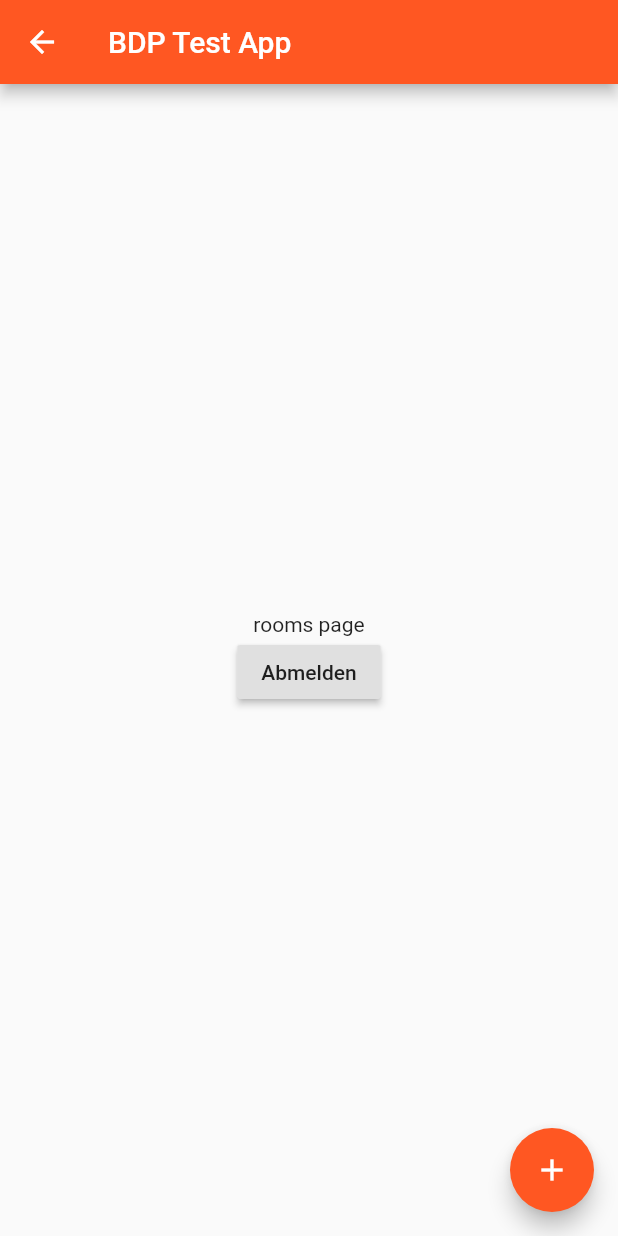
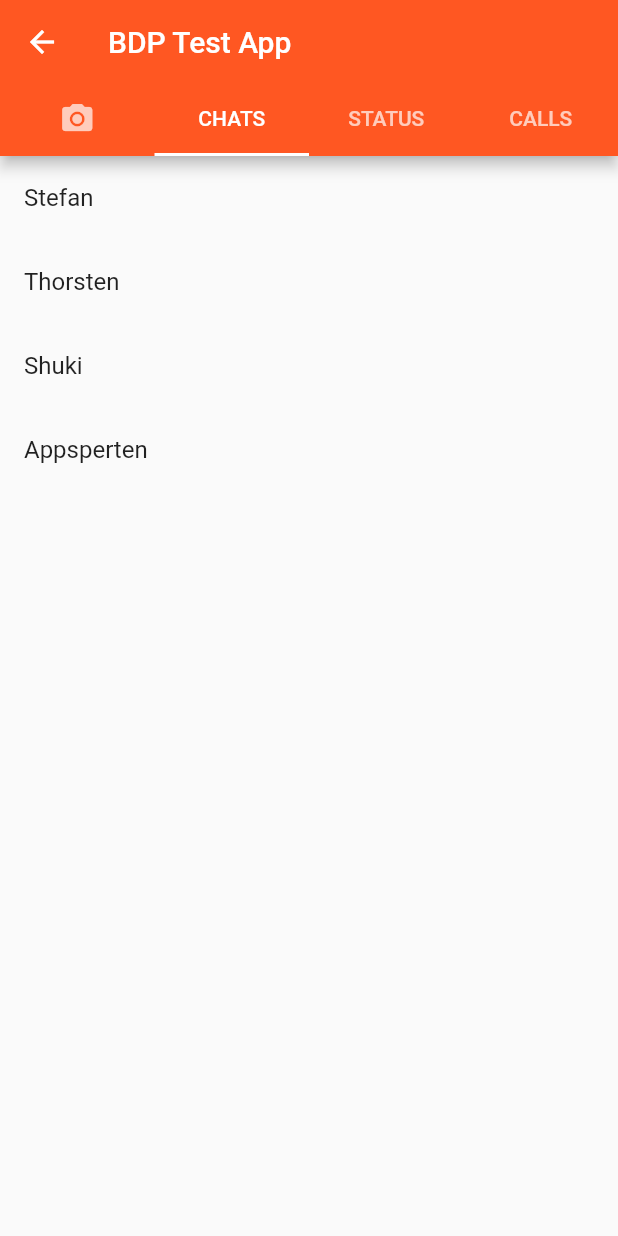
Before and after one commit to shukon/BDP, a Flutter app: the RoomsPage screen opened by its route, on a phone screen of 412 x 824 dp. Run offline on Flutter 3.47's test engine with Material 2 defaults, Android fonts, the light colour scheme and no system bars.

Commit message:
Add chat rooms landing page with default users

```diff
--- a/bdp_app/lib/pages/pages.login.dart
+++ b/bdp_app/lib/pages/pages.login.dart
@@ -1,3 +1,4 @@
+import 'package:bdp_app/pages/pages.rooms.dart';
 import 'package:flutter/material.dart';
 import 'package:flutter/services.dart';
 
@@ -59,22 +60,26 @@ class _LoginPageState extends State<LoginPage> {
 
   Future _loginButtonPressed() async {
     setState(() {
-      if (_username == "stefan" && _password == "1234") {
+      // Check if login data is valid: pretty secure at the moment, probably fine for deployment
+      var validLogins = {"stefan" : "1234",
+                         "shuki" : "aaa",
+                         "thorsten" : "passwort"};
+      if (validLogins.containsKey(_username) && validLogins[_username] == _password){
         _loginSuccess = true;
-        //Navigator.pushNamed(context, 'rooms');
-        //_loginMesibo(_username);
       } else {
         showDialog(
             context: context,
             barrierDismissible: true,
             builder: (BuildContext context) {
               return AlertDialog(
-                  title: new Text("Benuztername oda Paswoat falsch"));
+                  title: new Text("Benuztername oder Passwort nicht nicht falsch"));
             });
       }
     });
     if (_loginSuccess) {
-      Navigator.pushNamed(context, 'rooms');
+      Navigator.push(context, MaterialPageRoute(builder: (context) {
+        return RoomsPage(username : _username); // passing data to chat room
+      }));
       _loginMesibo(_username);
     }
   }
--- a/bdp_app/lib/pages/pages.rooms.dart
+++ b/bdp_app/lib/pages/pages.rooms.dart
@@ -1,48 +1,96 @@
 import 'package:flutter/material.dart';
 
+import 'package:bdp_app/pages/pages.chat.dart';
+
 class RoomsPage extends StatefulWidget {
-  RoomsPage({Key key, this.title}) : super(key: key);
+  RoomsPage({Key key, this.title, this.username}) : super(key: key);
   final String title;
+  final String username;
 
   @override
   _RoomsPageState createState() => _RoomsPageState();
 }
 
 class _RoomsPageState extends State<RoomsPage> {
-  Future _roomsButtonPressed() async {
-    Navigator.pushNamed(context, "chat");
+  List _chatItems = [
+    Text("Stefan"),
+    Text("Thorsten"),
+    Text("Shuki"),
+    Text("Appsperten")
+  ];
+
+  final _tabs = <Widget>[
+    Tab(icon: Icon(Icons.camera_alt)),
+    Tab(text: 'CHATS'),
+    Tab(text: 'STATUS'),
+    Tab(text: 'CALLS'),
+  ];
+
+@override
+Widget build(BuildContext context) {
+  return DefaultTabController(
+      length: _tabs.length,
+      initialIndex: 1,
+      child: Scaffold(
+          appBar: AppBar(
+            title: Text("BDP Test App"),
+            bottom: TabBar(tabs: _tabs),
+          ),
+          // body (tab views)
+          body: TabBarView(
+            children: <Widget>[
+              Text('camera'),
+              ChatList(),
+              Text('status'),
+              Text('calls'),
+            ],
+          )));
+}}
+
+List<Map<String, Object>> getChatData(String user) {
+  return [{
+    'avatar': Icon(Icons.person),
+    'name': 'Stefan',
+    'lastMessage': 'hi there',
+    'lastSeen': '2:53 in the afternoon',
+  }, {
+    'avatar': Icon(Icons.settings),
+    'name': 'Thorsten',
+    'lastMessage': 'hi there',
+    'lastSeen': '2:53 in the afternoon',
+  }, {
+    'avatar': Icon(Icons.cake),
+    'name': 'Shuki',
+    'lastMessage': 'hi there',
+    'lastSeen': '2:53 in the afternoon',
+  }, {
+    'avatar': Icon(Icons.group),
+    'name': 'Appsperten',
+    'lastMessage': 'hi there',
+    'lastSeen': '2:53 in the afternoon',
   }
+  ];
+}
 
-  _backButtonPressed() {
-    setState(() {
-      Navigator.pop(context);
-    });
-  }
+class ChatList extends StatelessWidget {
+  ChatList({Key key, this.username}) : super(key: key);
+  final String username;
 
   @override
   Widget build(BuildContext context) {
-    return Scaffold(
-      appBar: AppBar(
-        title: Text("BDP Test App"),
-      ),
-      body: Center(
-        child: Column(
-          mainAxisAlignment: MainAxisAlignment.center,
-          children: <Widget>[
-            Text("rooms page"),
-            RaisedButton(
-                child: Text("Abmelden"),
-                onPressed: () {
-                  _backButtonPressed();
-                }),
-          ],
-        ),
-      ),
-      floatingActionButton: FloatingActionButton(
-        onPressed: _roomsButtonPressed,
-        tooltip: 'Increment',
-        child: Icon(Icons.add),
-      ),
+    var _chatItems = getChatData(username);
+
+    return ListView.builder(
+      itemCount: _chatItems.length,
+      itemBuilder: (context, index) {
+        return ListTile(
+            title: Text(_chatItems[index]['name']),
+            onTap: () {
+              Navigator.push(context, MaterialPageRoute(builder: (context) {
+                return ChatPage(/*_chatItems[index]*/); // passing data to chat room
+              }));
+            });
+      },
     );
   }
 }
```
